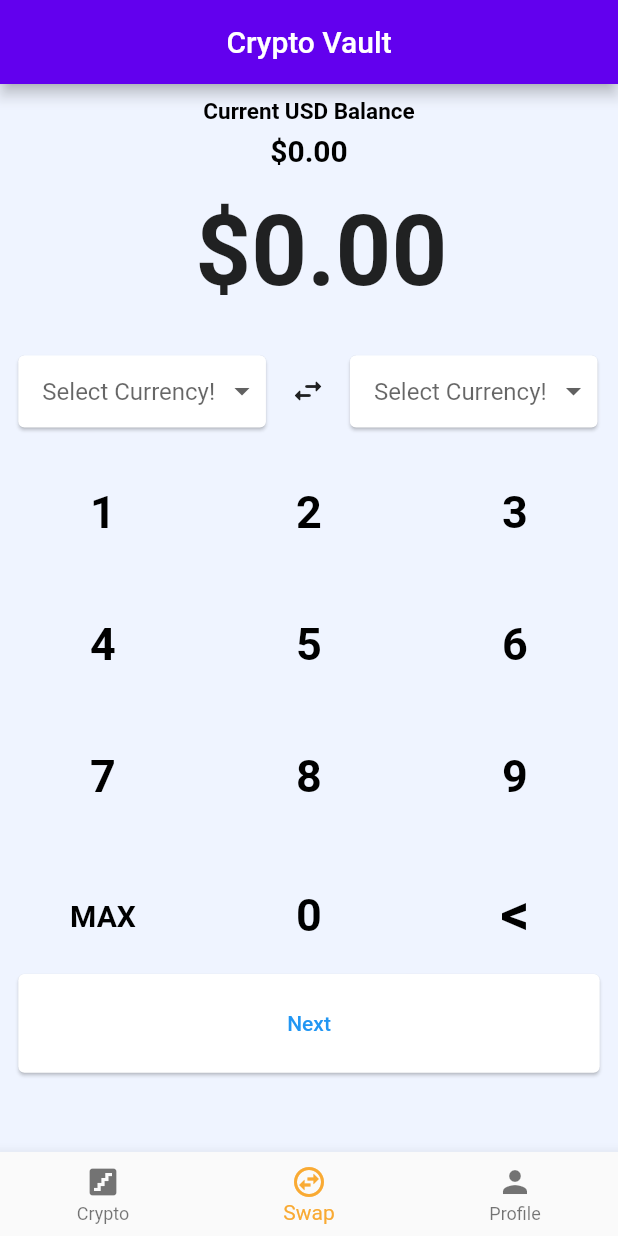
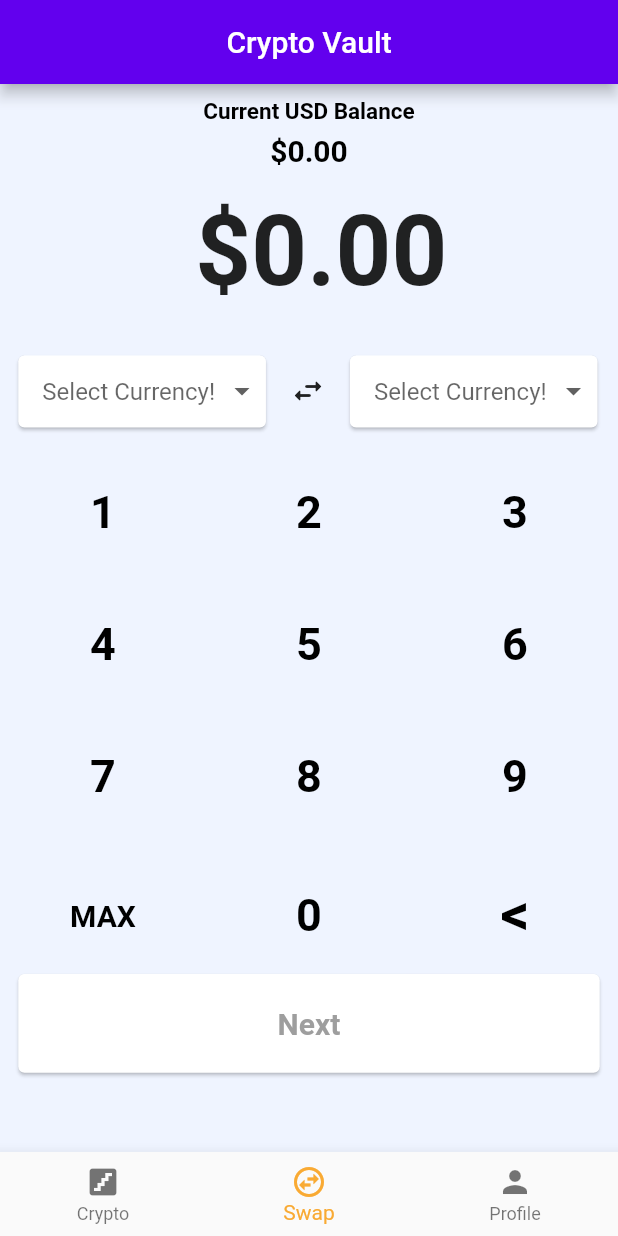
Before and after one commit to jirios125/CryptoVault, a Flutter app: the HomeScreen screen opened directly, item 2 of the bottom bar chosen, on a phone screen of 412 x 824 dp. Run offline on Flutter 3.47's test engine with Material 2 defaults, Android fonts, the light colour scheme and no system bars; our stand-ins replace introduction_screen, shared_preferences; accounts and stored records are empty; network calls fail.

Commit message:
Solving bug and changing color of button when its ignored

```diff
--- a/lib/screens/swap_confirmation.dart
+++ b/lib/screens/swap_confirmation.dart
@@ -1,5 +1,6 @@
 import 'dart:async';
 import 'dart:convert';
+import 'package:crypto_vault/screens/home_screen.dart';
 import 'package:crypto_vault/util/custom_dialog.dart';
 import 'package:crypto_vault/util/gobal_variables.dart';
 import 'package:crypto_vault/util/responsive.dart';
@@ -367,7 +368,8 @@ class _Swap extends State<Swap> {
       child: Card(
         child: TextButton(onPressed: (){
           confirmSwap();
-          Navigator.pop(context);
+          Navigator.pushReplacement(
+              context, MaterialPageRoute(builder: (context) => HomeScreen()));
         },
             child: const Text('Confirm Swap')
         ),
--- a/lib/screens/swap_screen.dart
+++ b/lib/screens/swap_screen.dart
@@ -19,7 +19,7 @@ class _SwapScreenState extends State<SwapScreen> {
   String? _selected;
   String? _selected2;
   bool coinSelected = false;
-  bool noMoney = false;
+  bool noMoney = true;
   @override
   void initState() {
     super.initState();
@@ -32,6 +32,7 @@ class _SwapScreenState extends State<SwapScreen> {
 
   @override
   Widget build(BuildContext context) {
+    activeUnactiveNext();
     var responsive = Responsive(context);
     return Column(
      children: [
@@ -437,23 +438,16 @@ class _SwapScreenState extends State<SwapScreen> {
   }
 
   Widget nextButton(){
-    if(cashAviable == 0){
-      for (var i = 0; i < wallet['names'].length; i++) {
-       if(wallet['balances'][i] <= 0.0){
-         setState(() {
-           noMoney = true;
-         });
-       }
-      }
-    }else{
-      setState(() {
-        noMoney = false;
-      });
-    }
     return Card(
       child: IgnorePointer(
         ignoring: noMoney,
         child: TextButton(
+          style: TextButton.styleFrom(
+            primary:
+            noMoney
+                ? Colors.grey
+                : Colors.blueAccent,
+          ),
             onPressed: (){
               if(_selected2 == null){
                 if(_selected == null){
@@ -477,10 +471,33 @@ class _SwapScreenState extends State<SwapScreen> {
                     context, MaterialPageRoute(builder: (context) => Swap(from: _selected2.toString(), to: _selected.toString(), priceSwap: priceToSwap, cryptoSwap: cryptoToSwap,)));
               }
             },
-            child: const Text('Next')
+            child: const Text('Next',
+            style: TextStyle(
+              fontSize: 20,
+              fontWeight: FontWeight.bold
+            ))
         ),
       ),
     );
+  }
+
+  activeUnactiveNext(){
+    if(cashAviable == 0){
+      for (var i = 0; i < wallet['names'].length; i++) {
+        if(wallet['balances'][i] > 0.0){
+          setState(() {
+            noMoney = false;
+          });
+        }
+      }
+      setState(() {
+        noMoney = true;
+      });
+    }else{
+      setState(() {
+        noMoney = false;
+      });
+    }
   }
 
   deleteNum(){
```
Also changed, not shown: 1 other file.
